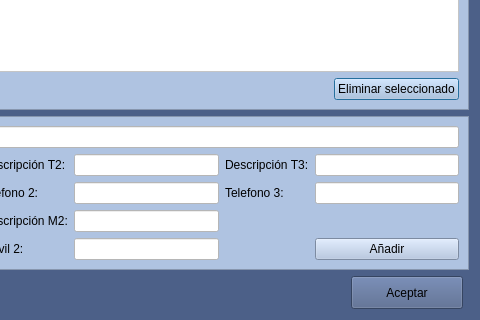
Old version of the form Zona_Pacientes/frmpersonascontactocliente.ui in the repository arcnexus/RedFoX; both pictures show x 281 to 761 and y 160 to 480 of the 761 by 480 pixel window.
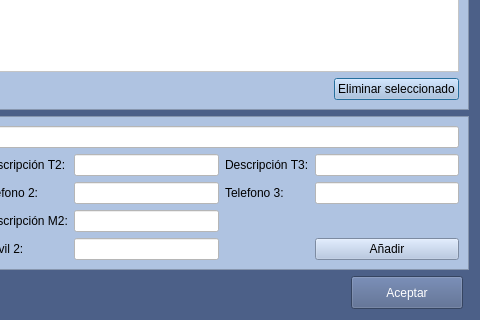
New version of the form. Icons and pictures are not drawn.

Commit message: Color Botones formularios - otros cambios menores -

Patch:
```diff
--- a/Zona_Pacientes/frmpersonascontactocliente.ui
+++ b/Zona_Pacientes/frmpersonascontactocliente.ui
@@ -286,6 +286,10 @@
        <height>33</height>
       </size>
      </property>
+     <property name="styleSheet">
+      <string notr="true">QPushButton:disabled{color: 0; }
+QPushButton:enabled{color: rgb(255,255,255); }</string>
+     </property>
      <property name="text">
       <string>Aceptar</string>
      </property>
```
The commit also changes 25 other files.
